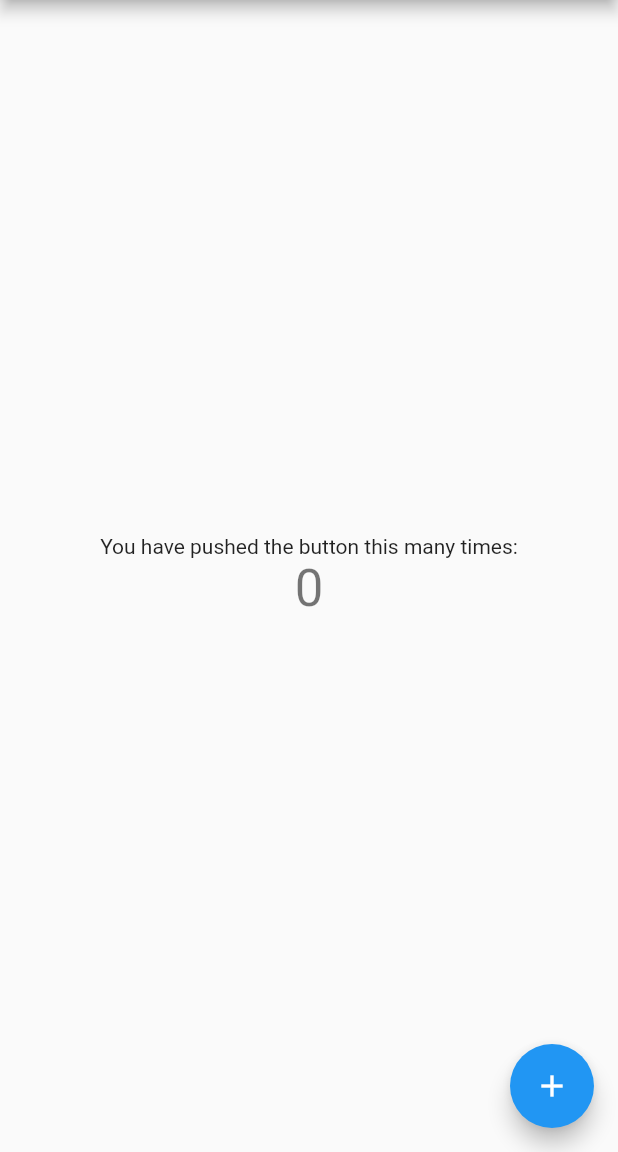
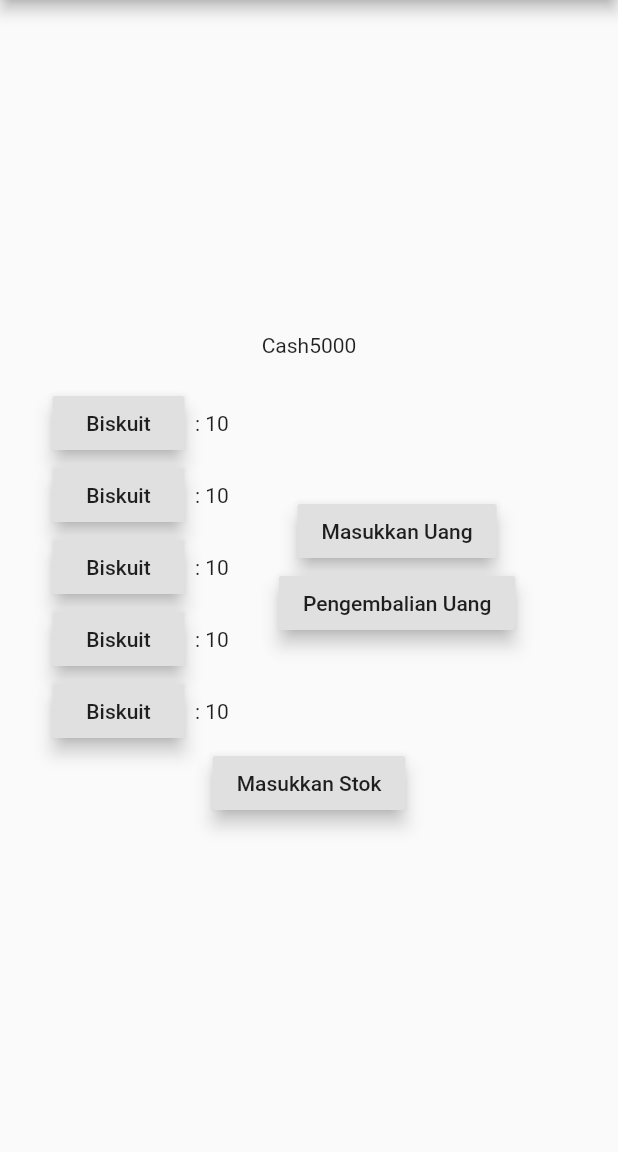
Before and after one commit to adisaptorenggo/vending_machine, a Flutter app: the screen it shows after launch, on a phone screen of 412 x 824 dp, the part 84-1236 px from its top. Run offline on Flutter 3.47's test engine with Material 2 defaults, Android fonts, the phone set to English and light mode, and no system bars.

Commit message:
initial UI home screen

```diff
--- a/lib/screens/home_screen.dart
+++ b/lib/screens/home_screen.dart
@@ -2,7 +2,6 @@ import 'package:flutter/material.dart';
 
 class HomeScreen extends StatefulWidget {
   HomeScreen({Key key, this.title}) : super(key: key);
-
 
   final String title;
 
@@ -11,13 +10,6 @@ class HomeScreen extends StatefulWidget {
 }
 
 class _HomeScreenState extends State<HomeScreen> {
-  int _counter = 0;
-
-  void _incrementCounter() {
-    setState(() {
-      _counter++;
-    });
-  }
 
   @override
   Widget build(BuildContext context) {
@@ -25,25 +17,178 @@ class _HomeScreenState extends State<HomeScreen> {
       appBar: AppBar(
         title: Text(widget.title),
       ),
-      body: Center(
+      body: Container(
+        margin: EdgeInsets.only(
+          bottom: 15,
+          top: 15,
+          right: 35,
+          left: 35
+        ),
         child: Column(
           mainAxisAlignment: MainAxisAlignment.center,
-          children: <Widget>[
-            Text(
-              'You have pushed the button this many times:',
+          children: [
+            Container(
+              margin: EdgeInsets.only(
+                bottom: 20
+              ),
+              child: Row(
+                mainAxisAlignment: MainAxisAlignment.center,
+                children: [
+                  Container(
+                    child: Text(
+                      'Cash'
+                    ),
+                  ),
+                  Container(
+                    child: Text(
+                      '5000'
+                    ),
+                  ),
+                ],
+              ),
             ),
-            Text(
-              '$_counter',
-              style: Theme.of(context).textTheme.headline4,
+            Container(
+              child: Row(
+                children: [
+                  Container(
+                    child: Column(
+                      children: [
+                        Container(
+                          child: Row(
+                            children: [
+                              Container(
+                                child: RaisedButton(
+                                  child: Text('Biskuit'),
+                                  elevation: 5,
+                                  onPressed: () {
+                                  },
+                                ),
+                              ),
+                              Container(
+                                child: Text(
+                                  '  : 10',
+                                ),
+                              )
+                            ],
+                          ),
+                        ),
+                        Container(
+                          child: Row(
+                            children: [
+                              Container(
+                                child: RaisedButton(
+                                  child: Text('Biskuit'),
+                                  elevation: 5,
+                                  onPressed: () {
+                                  },
+                                ),
+                              ),
+                              Container(
+                                child: Text(
+                                  '  : 10',
+                                ),
+                              )
+                            ],
+                          ),
+                        ),
+                        Container(
+                          child: Row(
+                            children: [
+                              Container(
+                                child: RaisedButton(
+                                  child: Text('Biskuit'),
+                                  elevation: 5,
+                                  onPressed: () {
+                                  },
+                                ),
+                              ),
+                              Container(
+                                child: Text(
+                                  '  : 10',
+                                ),
+                              )
+                            ],
+                          ),
+                        ),
+                        Container(
+                          child: Row(
+                            children: [
+                              Container(
+                                child: RaisedButton(
+                                  child: Text('Biskuit'),
+                                  elevation: 5,
+                                  onPressed: () {
+                                  },
+                                ),
+                              ),
+                              Container(
+                                child: Text(
+                                  '  : 10',
+                                ),
+                              )
+                            ],
+                          ),
+                        ),
+                        Container(
+                          child: Row(
+                            children: [
+                              Container(
+                                child: RaisedButton(
+                                  child: Text('Biskuit'),
+                                  elevation: 5,
+                                  onPressed: () {
+                                  },
+                                ),
+                              ),
+                              Container(
+                                child: Text(
+                                  '  : 10',
+                                ),
+                              )
+                            ],
+                          ),
+                        ),
+                      ],
+                    ),
+                  ),
+                  Expanded(
+                    child: Container(
+                      child: Column(
+                        children: [
+                          Container(
+                            child: RaisedButton(
+                              child: Text('Masukkan Uang'),
+                              elevation: 5,
+                              onPressed: () {
+                              },
+                            ),
+                          ),
+                          Container(
+                            child: RaisedButton(
+                              child: Text('Pengembalian Uang'),
+                              elevation: 5,
+                              onPressed: () {
+                              },
+                            ),
+                          ),
+                        ],
+                      ),
+                    ),
+                  ),
+                ],
+              ),
+            ),
+            Container(
+              child: RaisedButton(
+                child: Text('Masukkan Stok'),
+                elevation: 5,
+                onPressed: () {
+                },
+              ),
             ),
           ],
         ),
       ),
-      floatingActionButton: FloatingActionButton(
-        onPressed: _incrementCounter,
-        tooltip: 'Increment',
-        child: Icon(Icons.add),
-      ), // This trailing comma makes auto-formatting nicer for build methods.
     );
   }
 }
```
